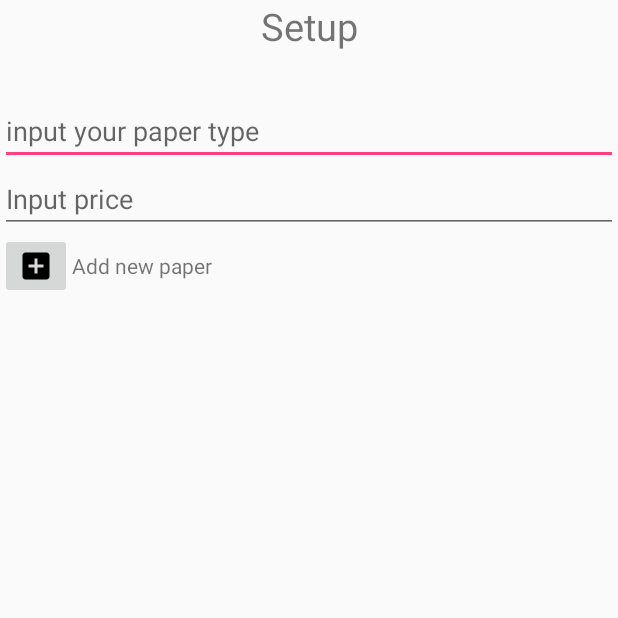
After one commit to kevinfarel/projectSE, an Android app: the PrinterSetup screen opened directly, with no data from a screen before it, on a phone screen of 412 x 824 dp, the top half of it. The commit adds this screen. Run offline under Robolectric (Android 15) with nearby library versions, the phone set to English and light mode, and no system bars; 2 statements that could not run were skipped.

Commit message:
setup printer sudah bisa design masih jelek.  user print now menu suda bisa spinnernya

```diff
--- a/app/src/main/java/com/example/kevinfarel/myapplication/Login.java
+++ b/app/src/main/java/com/example/kevinfarel/myapplication/Login.java
@@ -166,10 +166,12 @@ public class Login extends AppCompatActivity{
                 final String email = Email.getText().toString();
                 SaveSharedPreferences.setUserName(Login.this,email);
                 if(flag==1) {
-                    intent = new Intent(Login.this, MainMenuUser.class);
+                    intent  = new Intent(Login.this, MainMenuUser.class);
+                    intent.putExtra("email",email);
                 }
                 else if(flag==2) {
-                    intent = new Intent(Login.this, MainMenuUser.class);
+                    intent = new Intent(Login.this, MainMenuPrinter.class);
+                    intent.putExtra("email",email);
                 }
                 Toast.makeText(Login.this,"Welcome to PrintItUp , "+Email.getText().toString() ,Toast.LENGTH_LONG).show();
                 startActivity(intent);
--- /dev/null
+++ b/app/src/main/java/com/example/kevinfarel/myapplication/PrinterSetup.java
@@ -0,0 +1,181 @@
+package com.example.kevinfarel.myapplication;
+
+import android.content.Context;
+import android.content.Intent;
+import android.os.AsyncTask;
+import android.os.Bundle;
+import android.support.v7.app.AppCompatActivity;
+import android.view.View;
+import android.widget.ArrayAdapter;
+import android.widget.EditText;
+import android.widget.ListView;
+import android.widget.Toast;
+
+import org.apache.commons.io.IOUtils;
+import org.json.JSONArray;
+import org.json.JSONException;
+import org.json.JSONObject;
+
+import java.io.BufferedInputStream;
+import java.io.IOException;
+import java.io.InputStream;
+import java.io.OutputStream;
+import java.net.HttpURLConnection;
+import java.net.MalformedURLException;
+import java.net.URL;
+import java.util.ArrayList;
+
+public class PrinterSetup extends AppCompatActivity
+{
+    EditText Ptype,Pprice;
+    ListView list;
+    String Email,Type,Price,EmailChecker;
+    String jsonString;
+    JSONArray arr,count;
+    JSONObject jObj;
+    private ArrayAdapter<String> adapter;
+    private ArrayList<String> arrayList;
+    Context ctx=this;
+    class Background2 extends AsyncTask<String,String,String> {
+        @Override
+        protected String doInBackground(String... params) {
+            String email = params[0];
+            String type = params[1];
+            String price = params[2];
+            String data = "";
+            int tmp;
+            try {
+                URL url = new URL("https://kevinfarel.000webhostapp.com/addpaper.php");
+                String urlParams = "email="+email+"&type="+type+"&price="+price;
+                HttpURLConnection httpURLConnection = (HttpURLConnection) url.openConnection();
+                httpURLConnection.setDoOutput(true);
+                OutputStream os = httpURLConnection.getOutputStream();
+                os.write(urlParams.getBytes());
+                os.flush();
+                os.close();
+                InputStream is = httpURLConnection.getInputStream();
+                while ((tmp = is.read()) != -1) {
+                    data += (char) tmp;
+                }
+                is.close();
+                httpURLConnection.disconnect();
+
+                return data;
+
+            } catch (MalformedURLException e) {
+                e.printStackTrace();
+                return "Exception: " + e.getMessage();
+            } catch (IOException e) {
+                e.printStackTrace();
+                return "Exception: " + e.getMessage();
+            }
+        }
+        @Override
+        protected void onPostExecute(String s) {
+            if(s.equals("")){
+                s="Paper Added.";
+            }
+            Toast.makeText(ctx, s, Toast.LENGTH_SHORT).show();
+        }
+    }
+
+    private class AsyncCaller extends AsyncTask<Void, Void, Void> {
+        @Override
+        protected void onPreExecute() {
+            super.onPreExecute();
+            //this method will be running on UI thread
+        }
+
+        @Override
+        protected Void doInBackground(Void... params) {
+            //this method will be running on background thread so don't update UI frome here
+            //do your long running http tasks here,you don't want to pass argument and u can access the parent class' variable url over here
+            URL url = null;
+            try {
+                url = new URL("https://kevinfarel.000webhostapp.com/loadpaper.php");
+            } catch (MalformedURLException e) {
+                e.printStackTrace();
+            }
+            HttpURLConnection urlConnection = null;
+            try {
+                urlConnection = (HttpURLConnection) url.openConnection();
+            } catch (IOException e) {
+                e.printStackTrace();
+            }
+            try {
+                BufferedInputStream in = new BufferedInputStream(urlConnection.getInputStream());
+                jsonString = IOUtils.toString(in, "UTF-8");
+            } catch (IOException e) {
+                e.printStackTrace();
+            } finally {
+                urlConnection.disconnect();
+            }
+            return null;
+        }
+
+        @Override
+        protected void onPostExecute(Void result) {
+            super.onPostExecute(result);
+            try {
+                count= new JSONArray(jsonString);
+            } catch (JSONException e) {
+                e.printStackTrace();
+            }
+            adapter.clear();
+            for(int a=0;a<count.length();a++) {
+                try {
+                    arr = new JSONArray(jsonString);
+                } catch (JSONException e) {
+                    e.printStackTrace();
+                }
+                try {
+                    jObj = arr.getJSONObject(a);
+                } catch (JSONException e) {
+                    e.printStackTrace();
+                }
+                try {
+                    Type = jObj.getString("Paper_Type");
+                    Price = jObj.getString("Paper_Price");
+                    EmailChecker=jObj.getString("Email_Printer");
+                } catch (JSONException e) {
+                    e.printStackTrace();
+                }
+                if(Email.equals(EmailChecker)) {
+                    // this line adds the data of your EditText and puts in your array
+                    arrayList.add(Type + "  " + Price);
+                    // next thing you have to do is check if your adapter has changed
+                    adapter.notifyDataSetChanged();
+                }
+            }
+        }
+    }
+
+
+    @Override
+    protected void onCreate(Bundle savedInstanceState) {
+        super.onCreate(savedInstanceState);
+        setContentView(R.layout.activity_printer_setup);
+        Ptype=(EditText) findViewById(R.id.papertype);
+        Pprice=(EditText) findViewById(R.id.paperprice);
+        list =(ListView) findViewById(R.id.listpaper);
+        arrayList = new ArrayList<>();
+        adapter = new ArrayAdapter<>(getApplicationContext(), android.R.layout.simple_spinner_item, arrayList);
+        list.setAdapter(adapter);
+        Intent i = getIntent();
+        Email = i.getStringExtra("Email");
+    }
+    protected void onResume() {
+        // TODO Auto-generated method stub
+        super.onResume();
+        new AsyncCaller().execute();
+    }
+
+    public void AddPaper(View v)
+    {
+        Type=Ptype.getText().toString();
+        Price=Pprice.getText().toString();
+        Background2 b = new Background2();
+        b.execute(Email,Type,Price);
+        onResume();
+    }
+}
--- a/app/src/main/java/com/example/kevinfarel/myapplication/RegisterAsPrinter.java
+++ b/app/src/main/java/com/example/kevinfarel/myapplication/RegisterAsPrinter.java
@@ -125,7 +125,7 @@ public class RegisterAsPrinter extends AppCompatActivity{
         String[] LatLong = (i.getStringExtra("latlong")).split(",");
         Latitude=LatLong[0];
         Longitude=LatLong[1];
-        Status="offline";
+        Status="Offline";
         RegisterAsPrinter.Background c = new RegisterAsPrinter.Background();
         c.execute(Email, Name, Password, Latitude,Longitude,Status);
     }
--- a/app/src/main/java/com/example/kevinfarel/myapplication/RegisterAsUser.java
+++ b/app/src/main/java/com/example/kevinfarel/myapplication/RegisterAsUser.java
@@ -35,7 +35,6 @@ public class RegisterAsUser extends AppCompatActivity {
             try {
                 URL url = new URL("https://kevinfarel.000webhostapp.com/register_user.php");
                 String urlParams = "name="+name+"&email="+email+"&password="+password+"&phone="+phone;
-
                 HttpURLConnection httpURLConnection = (HttpURLConnection) url.openConnection();
                 httpURLConnection.setDoOutput(true);
                 OutputStream os = httpURLConnection.getOutputStream();
--- /dev/null
+++ b/app/src/main/res/drawable/add_new_paper.xml
@@ -0,0 +1,9 @@
+<vector xmlns:android="http://schemas.android.com/apk/res/android"
+        android:width="24dp"
+        android:height="24dp"
+        android:viewportWidth="24.0"
+        android:viewportHeight="24.0">
+    <path
+        android:fillColor="#FF000000"
+        android:pathData="M19,3L5,3c-1.11,0 -2,0.9 -2,2v14c0,1.1 0.89,2 2,2h14c1.1,0 2,-0.9 2,-2L21,5c0,-1.1 -0.9,-2 -2,-2zM17,13h-4v4h-2v-4L7,13v-2h4L11,7h2v4h4v2z"/>
+</vector>
--- /dev/null
+++ b/app/src/main/res/layout/activity_printer_setup.xml
@@ -0,0 +1,50 @@
+<?xml version="1.0" encoding="utf-8"?>
+<LinearLayout xmlns:android="http://schemas.android.com/apk/res/android"
+    xmlns:app="http://schemas.android.com/apk/res-auto"
+    xmlns:tools="http://schemas.android.com/tools"
+    android:layout_width="match_parent"
+    android:layout_height="match_parent"
+    tools:context="com.example.kevinfarel.myapplication.PrinterSetup"
+    android:orientation="vertical">
+    <TextView
+        android:layout_width="match_parent"
+        android:layout_height="wrap_content"
+        android:text="Setup"
+        android:gravity="center_horizontal"
+        android:textSize="25dp"
+        android:layout_marginBottom="30dp"/>
+        <EditText
+            android:layout_width="match_parent"
+            android:layout_height="wrap_content"
+            android:hint="input your paper type"
+            android:id="@+id/papertype"/>
+        <EditText
+            android:layout_width="match_parent"
+            android:layout_height="wrap_content"
+            android:hint="Input price"
+            android:id="@+id/paperprice"/>
+
+<LinearLayout
+    android:layout_width="match_parent"
+    android:layout_height="wrap_content">
+    <ImageButton
+        android:layout_width="wrap_content"
+        android:layout_height="wrap_content"
+        android:src="@drawable/add_new_paper"
+        android:onClick="AddPaper"
+        />
+    <TextView
+        android:layout_width="wrap_content"
+        android:layout_height="wrap_content"
+        android:text="Add new paper"
+        android:layout_marginTop="12dp"/>
+</LinearLayout>
+   <ListView
+       android:layout_width="match_parent"
+       android:layout_height="wrap_content"
+       android:id="@+id/listpaper">
+
+   </ListView>
+
+
+</LinearLayout>
```
Also changed, not shown: app/src/main/AndroidManifest.xml (+8 -6 lines), app/src/main/java/com/example/kevinfarel/myapplication/MainMenuPrinter.java (added, +115 -0 lines), app/src/main/java/com/example/kevinfarel/myapplication/MainMenuUser.java (+7 -1 lines), app/src/main/java/com/example/kevinfarel/myapplication/PrintNowMenu.java (+127 -0 lines), app/src/main/java/com/example/kevinfarel/myapplication/UserChoosePrinterMap.java (+52 -17 lines), app/src/main/res/layout/activity_main_menu_printer.xml (added, +37 -0 lines), app/src/main/res/layout/activity_print_now_menu.xml (+53 -1 lines), app/src/main/res/layout/activity_user_choose_printer_map.xml (+17 -0 lines).
